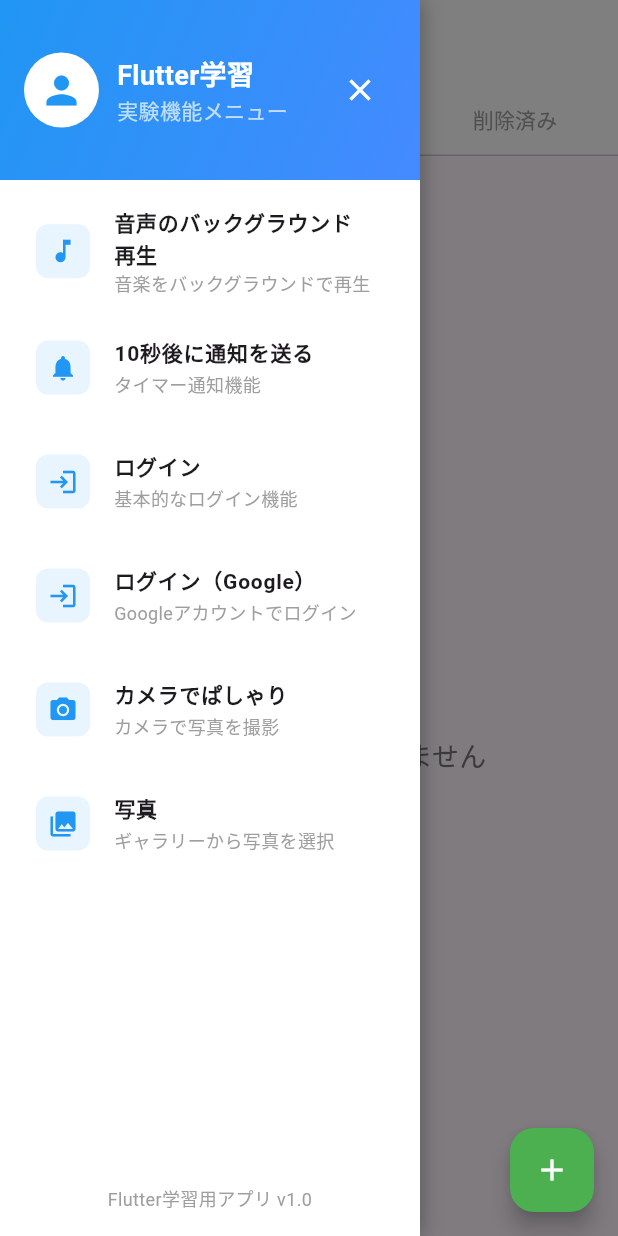
After one commit to minoru-kinugasa-105/learn_flutter, a Flutter app: the screen it shows after launch, after a tap on the "menu" icon, on a phone screen of 412 x 824 dp. The commit adds this screen. Run offline on Flutter 3.47's test engine with Material 3 defaults, Android fonts, the phone set to English and light mode, and no system bars; our stand-ins replace flutter_local_notifications, hive_flutter, timezone; accounts and stored records are empty.

Commit message:
feat: サイドバーの実装

```diff
--- a/lib/screens/todo_home_page.dart
+++ b/lib/screens/todo_home_page.dart
@@ -1,9 +1,11 @@
 import 'package:flutter/material.dart';
+import 'package:flutter/gestures.dart';
 import '../models/todo.dart';
 import '../services/hive_service.dart';
 import '../services/todo_service.dart';
 import '../widgets/add_todo_dialog.dart';
 import '../widgets/todo_list_widget.dart';
+import '../widgets/sidebar_widget.dart';
 
 class TodoHomePage extends StatefulWidget {
   const TodoHomePage({super.key});
@@ -17,6 +19,9 @@ class _TodoHomePageState extends State<TodoHomePage>
   late TabController _tabController;
   late List<ScrollController> _scrollControllers;
   bool _isAppBarVisible = true;
+  bool _isSidebarVisible = false;
+  late AnimationController _sidebarAnimationController;
+  late Animation<double> _sidebarAnimation;
 
   @override
   void initState() {
@@ -38,6 +43,18 @@ class _TodoHomePageState extends State<TodoHomePage>
 
     // タブ切り替え時のリスナーを追加
     _tabController.addListener(_onTabChanged);
+
+    // サイドバーアニメーションコントローラーを作成
+    _sidebarAnimationController = AnimationController(
+      duration: const Duration(milliseconds: 300),
+      vsync: this,
+    );
+    _sidebarAnimation = Tween<double>(begin: -280.0, end: 0.0).animate(
+      CurvedAnimation(
+        parent: _sidebarAnimationController,
+        curve: Curves.easeInOut,
+      ),
+    );
   }
 
   void _onScrollChanged(ScrollController controller) {
@@ -83,6 +100,7 @@ class _TodoHomePageState extends State<TodoHomePage>
       controller.dispose();
     }
     _tabController.dispose();
+    _sidebarAnimationController.dispose();
     super.dispose();
   }
 
@@ -158,6 +176,25 @@ class _TodoHomePageState extends State<TodoHomePage>
         context,
       ).showSnackBar(const SnackBar(content: Text('タスクを編集しました')));
     }
+  }
+
+  /// サイドバーを表示するメソッド
+  void _showSidebar() {
+    setState(() {
+      _isSidebarVisible = true;
+    });
+    _sidebarAnimationController.forward();
+  }
+
+  /// サイドバーを非表示にするメソッド
+  void _hideSidebar() {
+    _sidebarAnimationController.reverse().then((_) {
+      if (mounted) {
+        setState(() {
+          _isSidebarVisible = false;
+        });
+      }
+    });
   }
 
   @override
@@ -238,6 +275,60 @@ class _TodoHomePageState extends State<TodoHomePage>
               ),
             ],
           ),
+
+          // 左端スワイプ検出用のオーバーレイ
+          Positioned(
+            left: 0,
+            top: 0,
+            bottom: 0,
+            width: 50, // 左端から50pxの幅でスワイプを検出
+            child: RawGestureDetector(
+              gestures: <Type, GestureRecognizerFactory>{
+                PanGestureRecognizer:
+                    GestureRecognizerFactoryWithHandlers<
+                      PanGestureRecognizer
+                    >(() => PanGestureRecognizer(), (
+                      PanGestureRecognizer instance,
+                    ) {
+                      instance.onStart = (details) {
+                        print(
+                          'RawGestureDetector: スワイプ開始: x=${details.globalPosition.dx}',
+                        ); // デバッグ用ログ
+                      };
+                      instance.onUpdate = (details) {
+                        print(
+                          'RawGestureDetector: スワイプ中: delta=${details.delta.dx}',
+                        ); // デバッグ用ログ
+                        if (details.delta.dx > 10) {
+                          // 10px以上右に移動したら
+                          print('RawGestureDetector: 右方向へのスワイプを検出'); // デバッグ用ログ
+                          _showSidebar();
+                        }
+                      };
+                      instance.onEnd = (details) {
+                        print(
+                          'RawGestureDetector: スワイプ終了: velocity=${details.velocity.pixelsPerSecond.dx}',
+                        ); // デバッグ用ログ
+                        if (details.velocity.pixelsPerSecond.dx > 0) {
+                          _showSidebar();
+                        }
+                      };
+                    }),
+                TapGestureRecognizer:
+                    GestureRecognizerFactoryWithHandlers<TapGestureRecognizer>(
+                      () => TapGestureRecognizer(),
+                      (TapGestureRecognizer instance) {
+                        instance.onTap = () {
+                          print('RawGestureDetector: 左端エリアをタップしました'); // デバッグ用ログ
+                          _showSidebar();
+                        };
+                      },
+                    ),
+              },
+              child: Container(color: Colors.transparent, width: 50),
+            ),
+          ),
+
           // アプリバー（固定）
           AnimatedPositioned(
             duration: const Duration(milliseconds: 300),
@@ -259,6 +350,10 @@ class _TodoHomePageState extends State<TodoHomePage>
                     child: Row(
                       children: [
                         const SizedBox(width: 16),
+                        IconButton(
+                          onPressed: _showSidebar,
+                          icon: const Icon(Icons.menu, color: Colors.black87),
+                        ),
                         const Expanded(
                           child: Text(
                             'Todo App',
@@ -293,6 +388,29 @@ class _TodoHomePageState extends State<TodoHomePage>
               ),
             ),
           ),
+
+          // サイドバーオーバーレイ（背景の暗い部分）
+          if (_isSidebarVisible)
+            GestureDetector(
+              onTap: _hideSidebar,
+              child: Container(
+                color: Colors.black.withOpacity(0.5),
+                width: double.infinity,
+                height: double.infinity,
+              ),
+            ),
+
+          // サイドバー
+          if (_isSidebarVisible)
+            AnimatedBuilder(
+              animation: _sidebarAnimation,
+              builder: (context, child) {
+                return Transform.translate(
+                  offset: Offset(_sidebarAnimation.value, 0),
+                  child: SidebarWidget(onClose: _hideSidebar),
+                );
+              },
+            ),
         ],
       ),
       // 右下のプラスボタン
--- /dev/null
+++ b/lib/widgets/sidebar_widget.dart
@@ -0,0 +1,198 @@
+import 'package:flutter/material.dart';
+
+class SidebarWidget extends StatelessWidget {
+  final VoidCallback onClose;
+
+  const SidebarWidget({super.key, required this.onClose});
+
+  @override
+  Widget build(BuildContext context) {
+    return Container(
+      width: 280,
+      height: double.infinity,
+      decoration: const BoxDecoration(
+        color: Colors.white,
+        boxShadow: [
+          BoxShadow(
+            color: Colors.black26,
+            blurRadius: 10,
+            offset: Offset(2, 0),
+          ),
+        ],
+      ),
+      child: Column(
+        children: [
+          // ヘッダー部分
+          Container(
+            height: 120,
+            width: double.infinity,
+            decoration: const BoxDecoration(
+              gradient: LinearGradient(
+                colors: [Colors.blue, Colors.blueAccent],
+                begin: Alignment.topLeft,
+                end: Alignment.bottomRight,
+              ),
+            ),
+            child: SafeArea(
+              child: Padding(
+                padding: const EdgeInsets.all(16.0),
+                child: Row(
+                  children: [
+                    const CircleAvatar(
+                      radius: 25,
+                      backgroundColor: Colors.white,
+                      child: Icon(Icons.person, color: Colors.blue, size: 30),
+                    ),
+                    const SizedBox(width: 12),
+                    const Expanded(
+                      child: Column(
+                        crossAxisAlignment: CrossAxisAlignment.start,
+                        mainAxisAlignment: MainAxisAlignment.center,
+                        children: [
+                          Text(
+                            'Flutter学習',
+                            style: TextStyle(
+                              color: Colors.white,
+                              fontSize: 18,
+                              fontWeight: FontWeight.bold,
+                            ),
+                          ),
+                          Text(
+                            '実験機能メニュー',
+                            style: TextStyle(
+                              color: Colors.white70,
+                              fontSize: 14,
+                            ),
+                          ),
+                        ],
+                      ),
+                    ),
+                    IconButton(
+                      onPressed: onClose,
+                      icon: const Icon(Icons.close, color: Colors.white),
+                    ),
+                  ],
+                ),
+              ),
+            ),
+          ),
+
+          // メニュー項目
+          Expanded(
+            child: ListView(
+              padding: const EdgeInsets.symmetric(vertical: 8),
+              children: [
+                _buildMenuItem(
+                  icon: Icons.music_note,
+                  title: '音声のバックグラウンド再生',
+                  subtitle: '音楽をバックグラウンドで再生',
+                  onTap: () {
+                    _showComingSoon(context, '音声のバックグラウンド再生');
+                  },
+                ),
+                _buildMenuItem(
+                  icon: Icons.notifications,
+                  title: '10秒後に通知を送る',
+                  subtitle: 'タイマー通知機能',
+                  onTap: () {
+                    _showComingSoon(context, '10秒後に通知を送る');
+                  },
+                ),
+                _buildMenuItem(
+                  icon: Icons.login,
+                  title: 'ログイン',
+                  subtitle: '基本的なログイン機能',
+                  onTap: () {
+                    _showComingSoon(context, 'ログイン');
+                  },
+                ),
+                _buildMenuItem(
+                  icon: Icons.login,
+                  title: 'ログイン（Google）',
+                  subtitle: 'Googleアカウントでログイン',
+                  onTap: () {
+                    _showComingSoon(context, 'ログイン（Google）');
+                  },
+                ),
+                _buildMenuItem(
+                  icon: Icons.camera_alt,
+                  title: 'カメラでぱしゃり',
+                  subtitle: 'カメラで写真を撮影',
+                  onTap: () {
+                    _showComingSoon(context, 'カメラでぱしゃり');
+                  },
+                ),
+                _buildMenuItem(
+                  icon: Icons.photo_library,
+                  title: '写真',
+                  subtitle: 'ギャラリーから写真を選択',
+                  onTap: () {
+                    _showComingSoon(context, '写真');
+                  },
+                ),
+              ],
+            ),
+          ),
+
+          // フッター
+          Container(
+            padding: const EdgeInsets.all(16),
+            child: const Text(
+              'Flutter学習用アプリ v1.0',
+              style: TextStyle(color: Colors.grey, fontSize: 12),
+              textAlign: TextAlign.center,
+            ),
+          ),
+        ],
+      ),
+    );
+  }
+
+  Widget _buildMenuItem({
+    required IconData icon,
+    required String title,
+    required String subtitle,
+    required VoidCallback onTap,
+  }) {
+    return Container(
+      margin: const EdgeInsets.symmetric(horizontal: 8, vertical: 2),
+      child: ListTile(
+        leading: Container(
+          padding: const EdgeInsets.all(8),
+          decoration: BoxDecoration(
+            color: Colors.blue.withOpacity(0.1),
+            borderRadius: BorderRadius.circular(8),
+          ),
+          child: Icon(icon, color: Colors.blue, size: 20),
+        ),
+        title: Text(
+          title,
+          style: const TextStyle(fontWeight: FontWeight.w600, fontSize: 14),
+        ),
+        subtitle: Text(
+          subtitle,
+          style: const TextStyle(color: Colors.grey, fontSize: 12),
+        ),
+        onTap: onTap,
+        shape: RoundedRectangleBorder(borderRadius: BorderRadius.circular(8)),
+        hoverColor: Colors.blue.withOpacity(0.05),
+      ),
+    );
+  }
+
+  void _showComingSoon(BuildContext context, String featureName) {
+    showDialog(
+      context: context,
+      builder: (context) => AlertDialog(
+        title: const Text('準備中'),
+        content: Text('「$featureName」機能は現在開発中です。\n近日中に実装予定です！'),
+        actions: [
+          TextButton(
+            onPressed: () => Navigator.of(context).pop(),
+            child: const Text('OK'),
+          ),
+        ],
+      ),
+    );
+  }
+}
```
